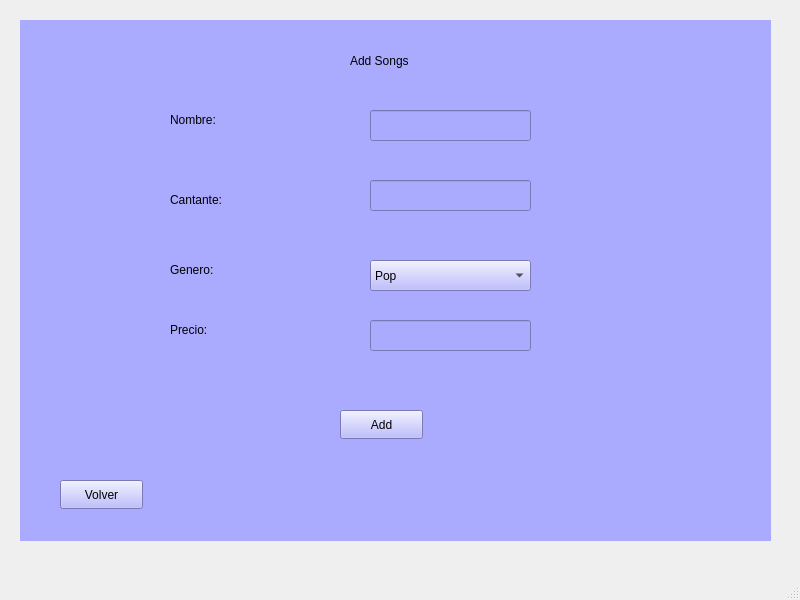
First picture: the form in mainwindow.ui, repository alvt1234/ExamenLab3, before the edit.
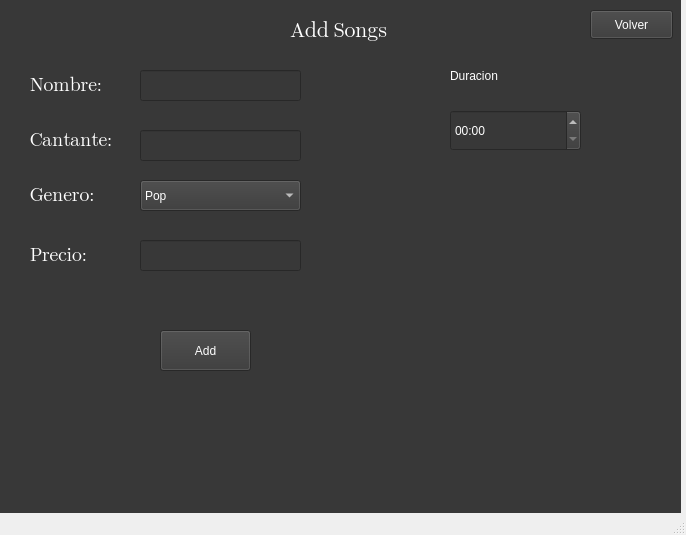
Second picture: the form after the edit. The open tabs and pages were chosen to show the change.

The edit to the form file:
```diff
--- a/mainwindow.ui
+++ b/mainwindow.ui
@@ -6,8 +6,8 @@
    <rect>
     <x>0</x>
     <y>0</y>
-    <width>800</width>
-    <height>600</height>
+    <width>686</width>
+    <height>535</height>
    </rect>
   </property>
   <property name="windowTitle">
@@ -17,14 +17,14 @@
    <widget class="QStackedWidget" name="Stack">
     <property name="geometry">
      <rect>
-      <x>20</x>
-      <y>20</y>
-      <width>751</width>
-      <height>521</height>
+      <x>0</x>
+      <y>-10</y>
+      <width>681</width>
+      <height>541</height>
      </rect>
     </property>
     <property name="styleSheet">
-     <string notr="true">background-color: rgb(170, 170, 255);</string>
+     <string notr="true">background-color: rgb(56, 56, 56);</string>
     </property>
     <property name="currentIndex">
      <number>0</number>
@@ -113,14 +113,20 @@
      <widget class="QLabel" name="label_2">
       <property name="geometry">
        <rect>
-        <x>330</x>
-        <y>30</y>
-        <width>91</width>
-        <height>21</height>
+        <x>290</x>
+        <y>20</y>
+        <width>151</width>
+        <height>41</height>
        </rect>
       </property>
+      <property name="font">
+       <font>
+        <family>Segoe UI Emoji</family>
+        <pointsize>16</pointsize>
+       </font>
+      </property>
       <property name="styleSheet">
-       <string notr="true"/>
+       <string notr="true">color: rgb(255, 255, 255);</string>
       </property>
       <property name="text">
        <string>Add Songs</string>
@@ -129,12 +135,15 @@
      <widget class="QPushButton" name="pushButton_6">
       <property name="geometry">
        <rect>
-        <x>40</x>
-        <y>460</y>
+        <x>590</x>
+        <y>20</y>
         <width>83</width>
         <height>29</height>
        </rect>
       </property>
+      <property name="styleSheet">
+       <string notr="true">color: rgb(255, 255, 255);</string>
+      </property>
       <property name="text">
        <string>Volver</string>
       </property>
@@ -142,12 +151,21 @@
      <widget class="QLabel" name="label_4">
       <property name="geometry">
        <rect>
-        <x>150</x>
-        <y>90</y>
-        <width>63</width>
-        <height>20</height>
+        <x>30</x>
+        <y>80</y>
+        <width>111</width>
+        <height>31</height>
        </rect>
       </property>
+      <property name="font">
+       <font>
+        <family>Segoe UI Emoji</family>
+        <pointsize>14</pointsize>
+       </font>
+      </property>
+      <property name="styleSheet">
+       <string notr="true">color: rgb(255, 255, 255);</string>
+      </property>
       <property name="text">
        <string>Nombre:</string>
       </property>
@@ -155,22 +173,35 @@
      <widget class="QLineEdit" name="lineEdit">
       <property name="geometry">
        <rect>
-        <x>350</x>
-        <y>90</y>
+        <x>140</x>
+        <y>80</y>
         <width>161</width>
         <height>31</height>
        </rect>
       </property>
+      <property name="styleSheet">
+       <string notr="true">color: rgb(255, 255, 255);
+font: 700 10pt &quot;Segoe UI&quot;;</string>
+      </property>
      </widget>
      <widget class="QLabel" name="label_5">
       <property name="geometry">
        <rect>
-        <x>150</x>
-        <y>170</y>
-        <width>63</width>
-        <height>20</height>
+        <x>30</x>
+        <y>130</y>
+        <width>111</width>
+        <height>41</height>
        </rect>
       </property>
+      <property name="font">
+       <font>
+        <family>Segoe UI Emoji</family>
+        <pointsize>14</pointsize>
+       </font>
+      </property>
+      <property name="styleSheet">
+       <string notr="true">color: rgb(255, 255, 255);</string>
+      </property>
       <property name="text">
        <string>Cantante:</string>
       </property>
@@ -178,12 +209,21 @@
      <widget class="QLabel" name="label_6">
       <property name="geometry">
        <rect>
-        <x>150</x>
-        <y>240</y>
-        <width>63</width>
-        <height>20</height>
+        <x>30</x>
+        <y>190</y>
+        <width>111</width>
+        <height>31</height>
        </rect>
       </property>
+      <property name="font">
+       <font>
+        <family>Segoe UI Emoji</family>
+        <pointsize>14</pointsize>
+       </font>
+      </property>
+      <property name="styleSheet">
+       <string notr="true">color: rgb(255, 255, 255);</string>
+      </property>
       <property name="text">
        <string>Genero:</string>
       </property>
@@ -191,12 +231,21 @@
      <widget class="QLabel" name="label_7">
       <property name="geometry">
        <rect>
-        <x>150</x>
-        <y>300</y>
-        <width>63</width>
-        <height>20</height>
+        <x>30</x>
+        <y>250</y>
+        <width>111</width>
+        <height>31</height>
        </rect>
       </property>
+      <property name="font">
+       <font>
+        <family>Segoe UI Emoji</family>
+        <pointsize>14</pointsize>
+       </font>
+      </property>
+      <property name="styleSheet">
+       <string notr="true">color: rgb(255, 255, 255);</string>
+      </property>
       <property name="text">
        <string>Precio:</string>
       </property>
@@ -204,32 +253,43 @@
      <widget class="QLineEdit" name="lineEdit_2">
       <property name="geometry">
        <rect>
-        <x>350</x>
-        <y>160</y>
+        <x>140</x>
+        <y>140</y>
         <width>161</width>
         <height>31</height>
        </rect>
       </property>
+      <property name="styleSheet">
+       <string notr="true">color: rgb(255, 255, 255);
+font: 700 10pt &quot;Segoe UI&quot;;</string>
+      </property>
      </widget>
      <widget class="QLineEdit" name="lineEdit_3">
       <property name="geometry">
        <rect>
-        <x>350</x>
-        <y>300</y>
+        <x>140</x>
+        <y>250</y>
         <width>161</width>
         <height>31</height>
        </rect>
       </property>
+      <property name="styleSheet">
+       <string notr="true">color: rgb(255, 255, 255);
+font: 700 10pt &quot;Segoe UI&quot;;</string>
+      </property>
      </widget>
      <widget class="QComboBox" name="comboBox">
       <property name="geometry">
        <rect>
-        <x>350</x>
-        <y>240</y>
+        <x>140</x>
+        <y>190</y>
         <width>161</width>
         <height>31</height>
        </rect>
       </property>
+      <property name="styleSheet">
+       <string notr="true">color: rgb(255, 255, 255);</string>
+      </property>
       <item>
        <property name="text">
         <string>Pop</string>
@@ -269,16 +329,53 @@
      <widget class="QPushButton" name="pushButton_9">
       <property name="geometry">
        <rect>
-        <x>320</x>
-        <y>390</y>
-        <width>83</width>
-        <height>29</height>
+        <x>160</x>
+        <y>340</y>
+        <width>91</width>
+        <height>41</height>
        </rect>
       </property>
+      <property name="styleSheet">
+       <string notr="true">color: rgb(255, 255, 255);</string>
+      </property>
       <property name="text">
        <string>Add</string>
       </property>
      </widget>
+     <widget class="QTimeEdit" name="timeEdit">
+      <property name="geometry">
+       <rect>
+        <x>450</x>
+        <y>120</y>
+        <width>131</width>
+        <height>41</height>
+       </rect>
+      </property>
+      <property name="styleSheet">
+       <string notr="true">color: rgb(255, 255, 255);
+font: 700 10pt &quot;Segoe UI&quot;;</string>
+      </property>
+      <property name="displayFormat">
+       <string>mm:ss</string>
+      </property>
+     </widget>
+     <widget class="QLabel" name="label_17">
+      <property name="geometry">
+       <rect>
+        <x>450</x>
+        <y>70</y>
+        <width>101</width>
+        <height>31</height>
+       </rect>
+      </property>
+      <property name="styleSheet">
+       <string notr="true">color: rgb(255, 255, 255);
+font: 14pt &quot;Segoe UI Emoji&quot;;</string>
+      </property>
+      <property name="text">
+       <string>Duracion</string>
+      </property>
+     </widget>
     </widget>
     <widget class="QWidget" name="page_3">
      <widget class="QLabel" name="label_3">
```
Left out of the diff: 267 changed lines with no effect on the pictures.
